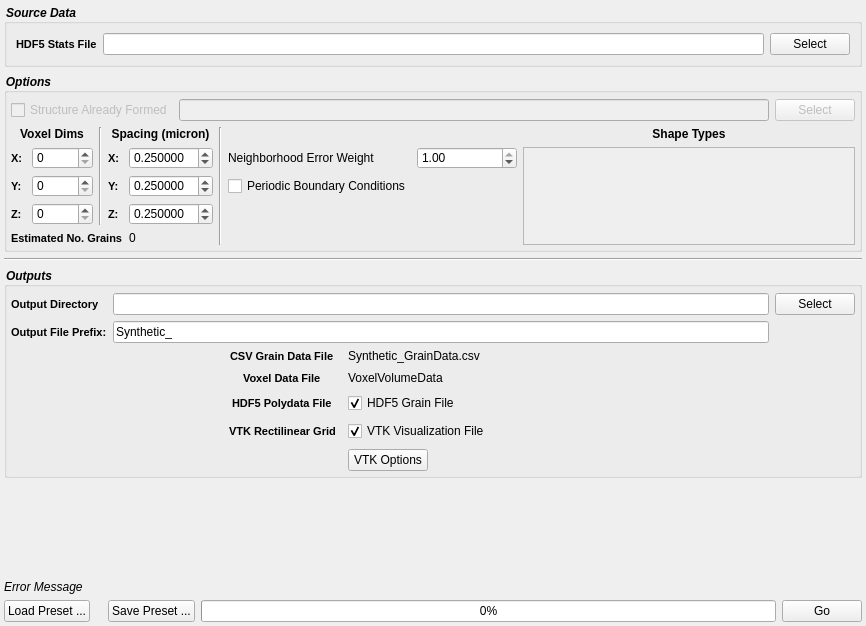
First picture: the form in Source/Plugins/GrainGenerator/UI/GrainGeneratorWidget.ui, repository BlueQuartzSoftware/DREAM3D, before the edit.
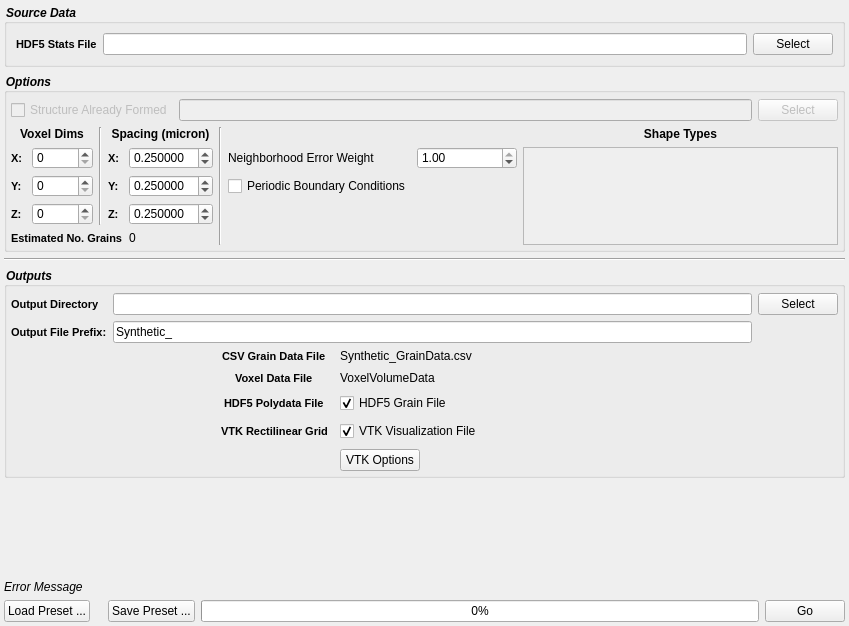
Second picture: the form after the edit. Custom widgets are drawn as their Qt base class.

What changed in the file:
```diff
--- a/Source/Plugins/GrainGenerator/UI/GrainGeneratorWidget.ui
+++ b/Source/Plugins/GrainGenerator/UI/GrainGeneratorWidget.ui
@@ -6,7 +6,7 @@
    <rect>
     <x>0</x>
     <y>0</y>
-    <width>866</width>
+    <width>849</width>
     <height>626</height>
    </rect>
   </property>
@@ -293,7 +293,7 @@
             <rect>
              <x>0</x>
              <y>0</y>
-             <width>265</width>
+             <width>248</width>
              <height>121</height>
             </rect>
            </property>
```
